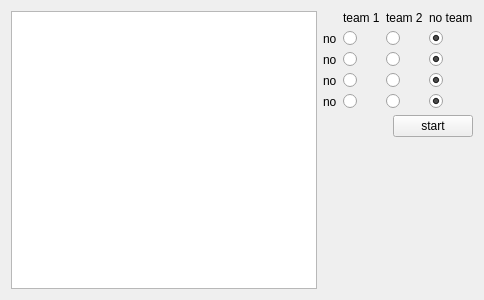
First picture: the form in qichu/server.ui, repository durandced/qichu, before the edit.
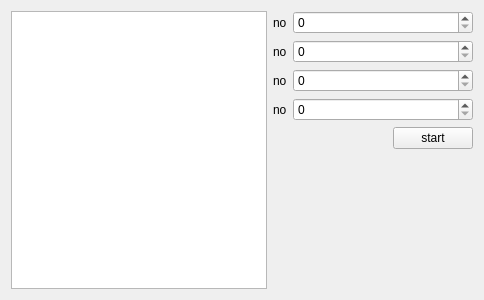
Second picture: the form after the edit.

```diff
--- a/qichu/server.ui
+++ b/qichu/server.ui
@@ -13,39 +13,28 @@
   <property name="windowTitle">
    <string>Form</string>
   </property>
-  <layout class="QHBoxLayout" name="horizontalLayout_2" stretch="30,10">
+  <layout class="QHBoxLayout" name="horizontalLayout_2">
    <item>
     <widget class="QTextEdit" name="log"/>
    </item>
    <item>
     <layout class="QVBoxLayout" name="verticalLayout">
      <item>
-      <layout class="QGridLayout" name="gridLayout">
+      <layout class="QFormLayout" name="formLayout">
        <item row="0" column="0">
-        <widget class="QLabel" name="labelEmpty">
+        <widget class="QLabel" name="player0">
          <property name="text">
-          <string/>
+          <string>no</string>
          </property>
         </widget>
        </item>
        <item row="0" column="1">
-        <widget class="QLabel" name="labelTeam1">
-         <property name="text">
-          <string>team 1</string>
+        <widget class="QSpinBox" name="teamP0">
+         <property name="maximum">
+          <number>2</number>
          </property>
-        </widget>
-       </item>
-       <item row="0" column="2">
-        <widget class="QLabel" name="labelTeam2">
-         <property name="text">
-          <string>team 2</string>
-         </property>
-        </widget>
-       </item>
-       <item row="0" column="3">
-        <widget class="QLabel" name="labelNoTeam">
-         <property name="text">
-          <string>no team</string>
+         <property name="player" stdset="0">
+          <number>0</number>
          </property>
         </widget>
        </item>
@@ -57,54 +46,13 @@
         </widget>
        </item>
        <item row="1" column="1">
-        <widget class="QRadioButton" name="p1t1">
-         <property name="text">
-          <string/>
-         </property>
-         <property name="team" stdset="0">
-          <number>1</number>
-         </property>
-         <property name="player" stdset="0">
-          <number>1</number>
-         </property>
-         <attribute name="buttonGroup">
-          <string notr="true">p1Group</string>
-         </attribute>
-        </widget>
-       </item>
-       <item row="1" column="2">
-        <widget class="QRadioButton" name="p1t2">
-         <property name="text">
-          <string/>
-         </property>
-         <property name="team" stdset="0">
+        <widget class="QSpinBox" name="teamP1">
+         <property name="maximum">
           <number>2</number>
          </property>
          <property name="player" stdset="0">
           <number>1</number>
          </property>
-         <attribute name="buttonGroup">
-          <string notr="true">p1Group</string>
-         </attribute>
-        </widget>
-       </item>
-       <item row="1" column="3">
-        <widget class="QRadioButton" name="p1t0">
-         <property name="text">
-          <string/>
-         </property>
-         <property name="checked">
-          <bool>true</bool>
-         </property>
-         <property name="team" stdset="0">
-          <number>0</number>
-         </property>
-         <property name="player" stdset="0">
-          <number>1</number>
-         </property>
-         <attribute name="buttonGroup">
-          <string notr="true">p1Group</string>
-         </attribute>
         </widget>
        </item>
        <item row="2" column="0">
@@ -115,54 +63,13 @@
         </widget>
        </item>
        <item row="2" column="1">
-        <widget class="QRadioButton" name="p2t1">
-         <property name="text">
-          <string/>
-         </property>
-         <property name="team" stdset="0">
-          <number>1</number>
-         </property>
-         <property name="player" stdset="0">
+        <widget class="QSpinBox" name="teamP2">
+         <property name="maximum">
           <number>2</number>
          </property>
-         <attribute name="buttonGroup">
-          <string notr="true">p2Group</string>
-         </attribute>
-        </widget>
-       </item>
-       <item row="2" column="2">
-        <widget class="QRadioButton" name="p2t2">
-         <property name="text">
-          <string/>
-         </property>
-         <property name="team" stdset="0">
-          <number>2</number>
-         </property>
          <property name="player" stdset="0">
           <number>2</number>
          </property>
-         <attribute name="buttonGroup">
-          <string notr="true">p2Group</string>
-         </attribute>
-        </widget>
-       </item>
-       <item row="2" column="3">
-        <widget class="QRadioButton" name="p2t0">
-         <property name="text">
-          <string/>
-         </property>
-         <property name="checked">
-          <bool>true</bool>
-         </property>
-         <property name="team" stdset="0">
-          <number>0</number>
-         </property>
-         <property name="player" stdset="0">
-          <number>2</number>
-         </property>
-         <attribute name="buttonGroup">
-          <string notr="true">p2Group</string>
-         </attribute>
         </widget>
        </item>
        <item row="3" column="0">
@@ -173,112 +80,13 @@
         </widget>
        </item>
        <item row="3" column="1">
-        <widget class="QRadioButton" name="p3t1">
-         <property name="text">
-          <string/>
-         </property>
-         <property name="team" stdset="0">
-          <number>1</number>
-         </property>
-         <property name="player" stdset="0">
-          <number>3</number>
-         </property>
-         <attribute name="buttonGroup">
-          <string notr="true">p3Group</string>
-         </attribute>
-        </widget>
-       </item>
-       <item row="3" column="2">
-        <widget class="QRadioButton" name="p3t2">
-         <property name="text">
-          <string/>
-         </property>
-         <property name="team" stdset="0">
+        <widget class="QSpinBox" name="teamP3">
+         <property name="maximum">
           <number>2</number>
          </property>
          <property name="player" stdset="0">
           <number>3</number>
          </property>
-         <attribute name="buttonGroup">
-          <string notr="true">p3Group</string>
-         </attribute>
-        </widget>
-       </item>
-       <item row="3" column="3">
-        <widget class="QRadioButton" name="p3t0">
-         <property name="text">
-          <string/>
-         </property>
-         <property name="checked">
-          <bool>true</bool>
-         </property>
-         <property name="team" stdset="0">
-          <number>0</number>
-         </property>
-         <property name="player" stdset="0">
-          <number>3</number>
-         </property>
-         <attribute name="buttonGroup">
-          <string notr="true">p3Group</string>
-         </attribute>
-        </widget>
-       </item>
-       <item row="4" column="0">
-        <widget class="QLabel" name="player4">
-         <property name="text">
-          <string>no</string>
-         </property>
-        </widget>
-       </item>
-       <item row="4" column="1">
-        <widget class="QRadioButton" name="p4t1">
-         <property name="text">
-          <string/>
-         </property>
-         <property name="team" stdset="0">
-          <number>1</number>
-         </property>
-         <property name="player" stdset="0">
-          <number>4</number>
-         </property>
-         <attribute name="buttonGroup">
-          <string notr="true">p4Group</string>
-         </attribute>
-        </widget>
-       </item>
-       <item row="4" column="2">
-        <widget class="QRadioButton" name="p4t2">
-         <property name="text">
-          <string/>
-         </property>
-         <property name="team" stdset="0">
-          <number>2</number>
-         </property>
-         <property name="player" stdset="0">
-          <number>4</number>
-         </property>
-         <attribute name="buttonGroup">
-          <string notr="true">p4Group</string>
-         </attribute>
-        </widget>
-       </item>
-       <item row="4" column="3">
-        <widget class="QRadioButton" name="p4t0">
-         <property name="text">
-          <string/>
-         </property>
-         <property name="checked">
-          <bool>true</bool>
-         </property>
-         <property name="team" stdset="0">
-          <number>0</number>
-         </property>
-         <property name="player" stdset="0">
-          <number>4</number>
-         </property>
-         <attribute name="buttonGroup">
-          <string notr="true">p4Group</string>
-         </attribute>
         </widget>
        </item>
       </layout>
```
Left out of the diff: 6 changed lines with no effect on the pictures.
